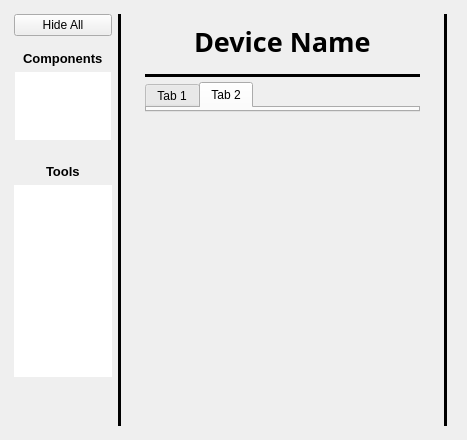
Old version of the form typhon/ui/base.ui in the repository pcdshub/typhos.
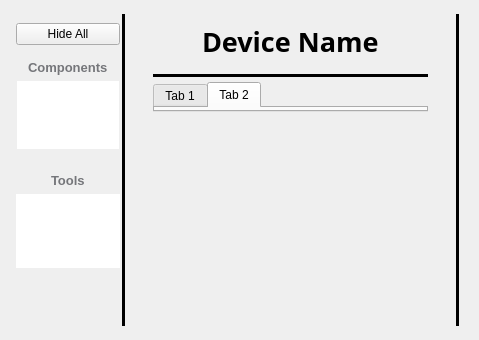
New version of the form.

Commit message: UI: Improve spacing and Typhon ListWidget stylesheet

What changed in the file:
```diff
--- a/typhon/ui/base.ui
+++ b/typhon/ui/base.ui
@@ -21,7 +21,7 @@
   </property>
   <layout class="QHBoxLayout" name="widget_layout">
    <property name="spacing">
-    <number>6</number>
+    <number>10</number>
    </property>
    <property name="sizeConstraint">
     <enum>QLayout::SetFixedSize</enum>
@@ -48,7 +48,7 @@
      </property>
      <property name="maximumSize">
       <size>
-       <width>125</width>
+       <width>150</width>
        <height>16777215</height>
       </size>
      </property>
@@ -68,8 +68,24 @@
       <number>2</number>
      </property>
      <layout class="QHBoxLayout" name="horizontalLayout">
+      <property name="spacing">
+       <number>0</number>
+      </property>
       <item>
+       <widget class="QWidget" name="sidebar_contents" native="true">
+        <property name="autoFillBackground">
+         <bool>true</bool>
+        </property>
+        <property name="styleSheet">
+         <string notr="true"/>
+        </property>
        <layout class="QVBoxLayout" name="verticalLayout_2">
+         <property name="leftMargin">
+          <number>2</number>
+         </property>
+         <property name="rightMargin">
+          <number>2</number>
+         </property>
         <item>
          <widget class="QPushButton" name="hide_button">
           <property name="text">
@@ -98,6 +114,9 @@
                <bold>true</bold>
               </font>
              </property>
+              <property name="styleSheet">
+               <string notr="true">color: #75767A</string>
+              </property>
              <property name="text">
               <string>Components</string>
              </property>
@@ -106,11 +125,16 @@
            <item>
             <widget class="QListWidget" name="component_list">
              <property name="sizePolicy">
-              <sizepolicy hsizetype="Expanding" vsizetype="Maximum">
+               <sizepolicy hsizetype="Minimum" vsizetype="Maximum">
                <horstretch>0</horstretch>
                <verstretch>0</verstretch>
               </sizepolicy>
              </property>
+              <property name="font">
+               <font>
+                <pointsize>10</pointsize>
+               </font>
+              </property>
              <property name="autoFillBackground">
               <bool>false</bool>
              </property>
@@ -124,7 +148,7 @@
               <enum>Qt::ScrollBarAlwaysOff</enum>
              </property>
              <property name="sizeAdjustPolicy">
-              <enum>QAbstractScrollArea::AdjustToContentsOnFirstShow</enum>
+               <enum>QAbstractScrollArea::AdjustToContents</enum>
              </property>
              <property name="autoScroll">
               <bool>false</bool>
@@ -161,6 +185,9 @@
                <bold>true</bold>
               </font>
              </property>
+              <property name="styleSheet">
+               <string notr="true">color: #75767A</string>
+              </property>
              <property name="frameShape">
               <enum>QFrame::NoFrame</enum>
              </property>
@@ -171,12 +198,26 @@
            </item>
            <item>
             <widget class="QListWidget" name="tool_list">
+              <property name="sizePolicy">
+               <sizepolicy hsizetype="Minimum" vsizetype="Expanding">
+                <horstretch>0</horstretch>
+                <verstretch>0</verstretch>
+               </sizepolicy>
+              </property>
+              <property name="font">
+               <font>
+                <pointsize>10</pointsize>
+               </font>
+              </property>
              <property name="autoFillBackground">
               <bool>false</bool>
              </property>
              <property name="frameShape">
               <enum>QFrame::NoFrame</enum>
              </property>
+              <property name="sizeAdjustPolicy">
+               <enum>QAbstractScrollArea::AdjustToContents</enum>
+              </property>
              <property name="autoScroll">
               <bool>false</bool>
              </property>
@@ -202,6 +243,7 @@
          </spacer>
         </item>
        </layout>
+       </widget>
       </item>
       <item>
        <widget class="QFrame" name="vertical_bar">
```
Left out of the diff: 2 changed lines with no effect on the pictures. Lines whose indentation alone changed are shown as unchanged. The commit also changes 1 other file.
